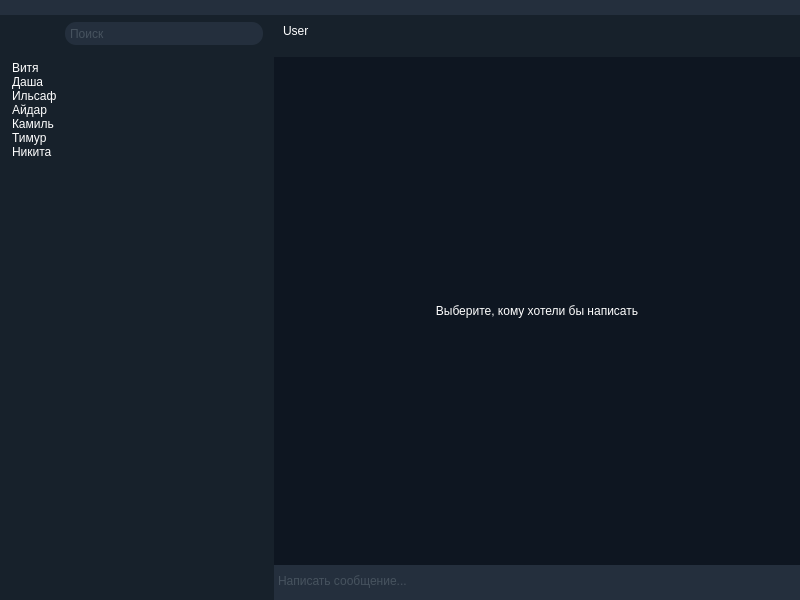
Above: client/GUI/UI_MainWindow.ui from Vityshha/desktop-messenger before the change. Below: the same form after it.
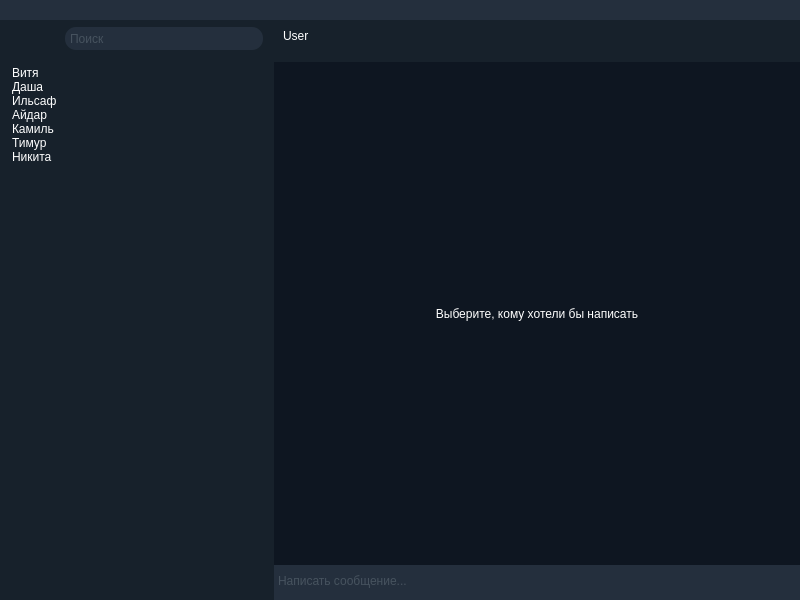
That is the form after the change. Icons and pictures are not drawn.

Patch:
```diff
--- a/client/GUI/UI_MainWindow.ui
+++ b/client/GUI/UI_MainWindow.ui
@@ -70,10 +70,23 @@
            <number>0</number>
           </property>
           <item>
+           <spacer name="horizontalSpacer">
+            <property name="orientation">
+             <enum>Qt::Horizontal</enum>
+            </property>
+            <property name="sizeHint" stdset="0">
+             <size>
+              <width>40</width>
+              <height>20</height>
+             </size>
+            </property>
+           </spacer>
+          </item>
+          <item alignment="Qt::AlignRight">
            <widget class="QPushButton" name="btn_remove">
             <property name="font">
              <font>
-              <pointsize>10</pointsize>
+              <pointsize>12</pointsize>
              </font>
             </property>
             <property name="cursor">
@@ -101,11 +114,11 @@
             </property>
            </widget>
           </item>
-          <item>
+          <item alignment="Qt::AlignRight">
            <widget class="QPushButton" name="btn_shape">
             <property name="font">
              <font>
-              <pointsize>10</pointsize>
+              <pointsize>12</pointsize>
              </font>
             </property>
             <property name="styleSheet">
@@ -124,11 +137,11 @@
             </property>
            </widget>
           </item>
-          <item>
+          <item alignment="Qt::AlignRight">
            <widget class="QPushButton" name="btn_close">
             <property name="font">
              <font>
-              <pointsize>10</pointsize>
+              <pointsize>12</pointsize>
              </font>
             </property>
             <property name="styleSheet">
```
Left out of the diff: 12 changed lines with no effect on the pictures.
